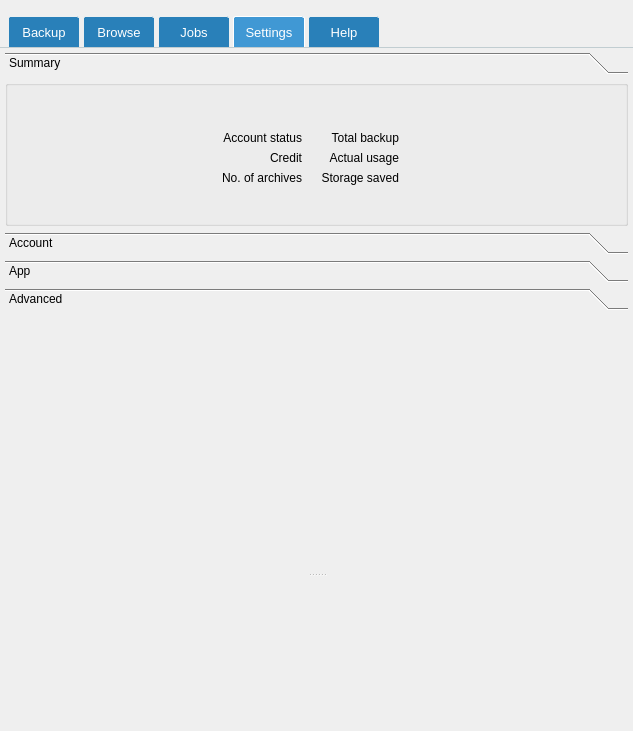
Above: forms/mainwindow.ui from Tarsnap/tarsnap-gui before the change. Below: the same form after it.
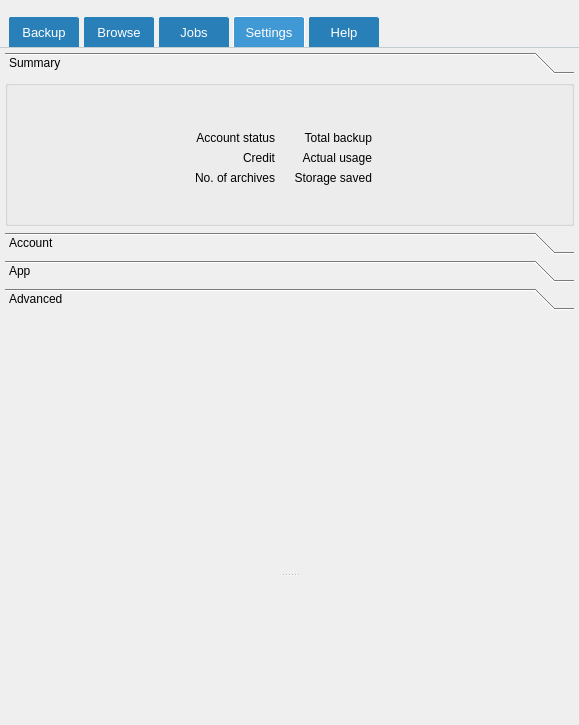
That is the form after the change. The open tabs and pages were chosen to show the change. Icons and pictures are not drawn. Custom widgets are drawn as their Qt base class.

Commit message: More cross desktop environment UI adjustments.

```diff
--- a/forms/mainwindow.ui
+++ b/forms/mainwindow.ui
@@ -6,8 +6,8 @@
    <rect>
     <x>0</x>
     <y>0</y>
-    <width>633</width>
-    <height>731</height>
+    <width>579</width>
+    <height>725</height>
    </rect>
   </property>
   <property name="acceptDrops">
@@ -859,8 +859,8 @@
                <rect>
                 <x>0</x>
                 <y>0</y>
-                <width>623</width>
-                <height>132</height>
+                <width>569</width>
+                <height>135</height>
                </rect>
               </property>
               <attribute name="label">
@@ -1836,11 +1836,6 @@
           <verstretch>0</verstretch>
          </sizepolicy>
         </property>
-        <property name="font">
-         <font>
-          <pointsize>12</pointsize>
-         </font>
-        </property>
         <property name="text">
          <string/>
         </property>
```
Left out of the diff: 24 changed lines with no effect on the pictures. The commit also changes 2 other files.
